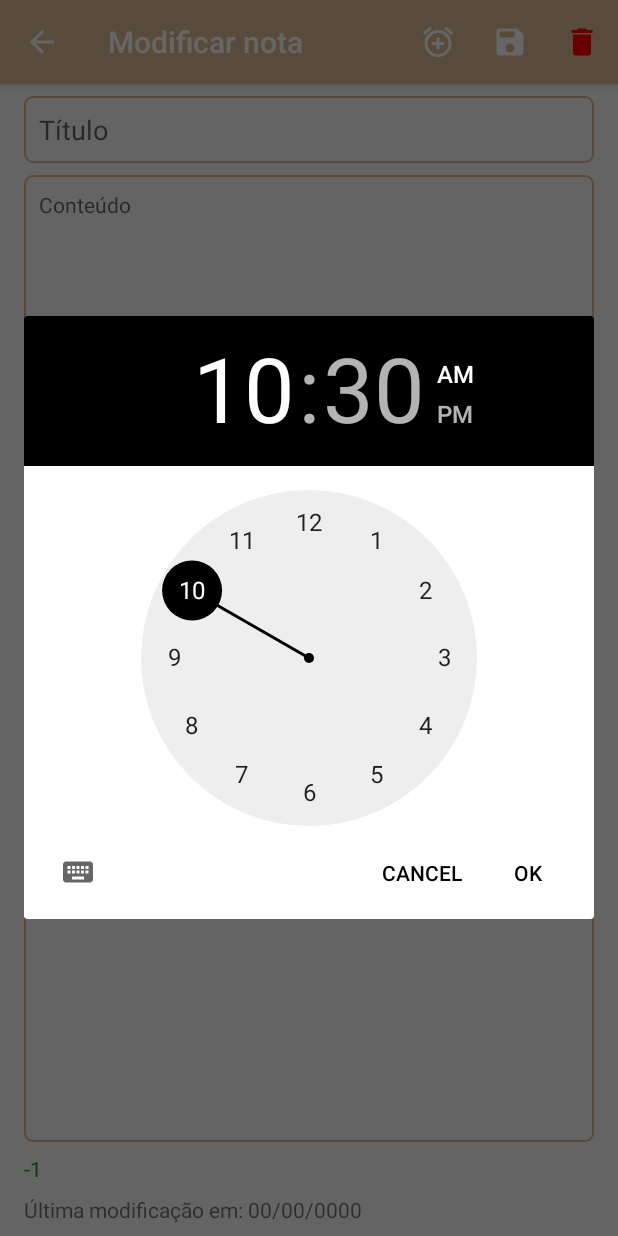
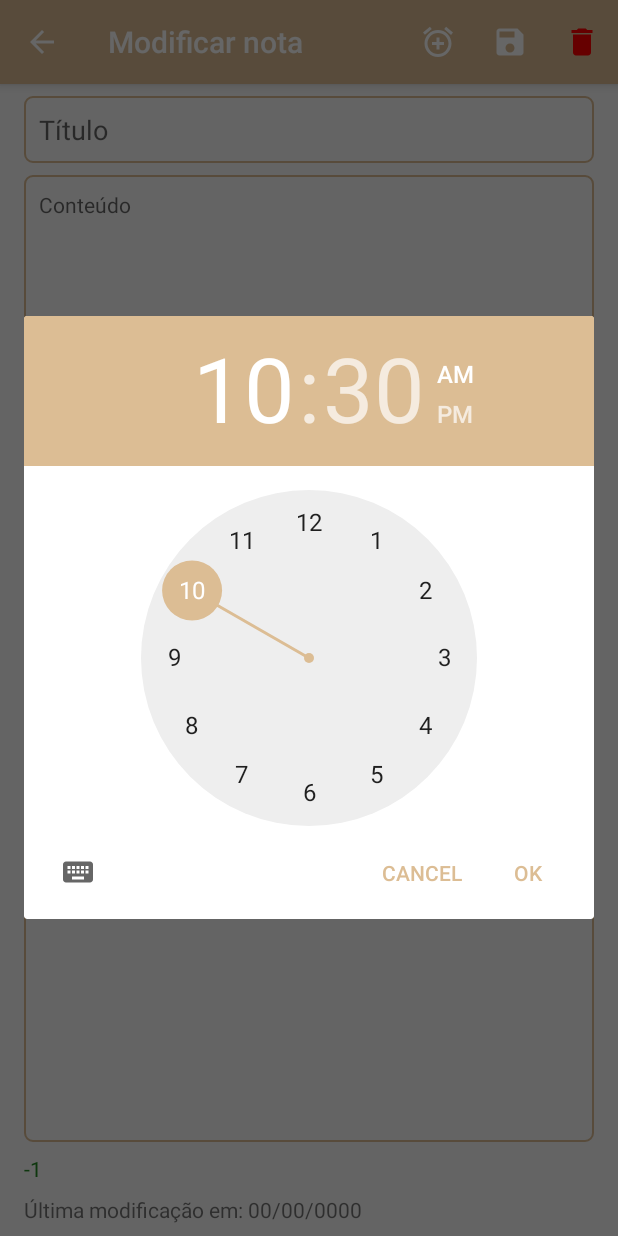
Before and after one commit to Kmiokande/Papiro, an Android app: the ModifyNoteActivity screen opened directly, with no data from a screen before it, after a tap on "Adicionar alarme", on a phone screen of 412 x 824 dp. Run offline under Robolectric (Android 15) with nearby library versions, the phone set to English and light mode, and no system bars.

Commit message:
Update colors.xml

```diff
--- a/app/src/main/res/values/colors.xml
+++ b/app/src/main/res/values/colors.xml
@@ -2,7 +2,7 @@
 <resources>
     <color name="colorPrimary">#dcbd94</color>
     <color name="colorPrimaryDark">#aa783b</color>
-    <color name="colorAccent">#000</color>
+    <color name="colorAccent">#dcbd94</color>
     <color name="ForestGreen">#228B22</color>
     <color name="DarkGreen">#006400</color>
 <!--    <color name="colorPrimary">#003564</color>-->
```
